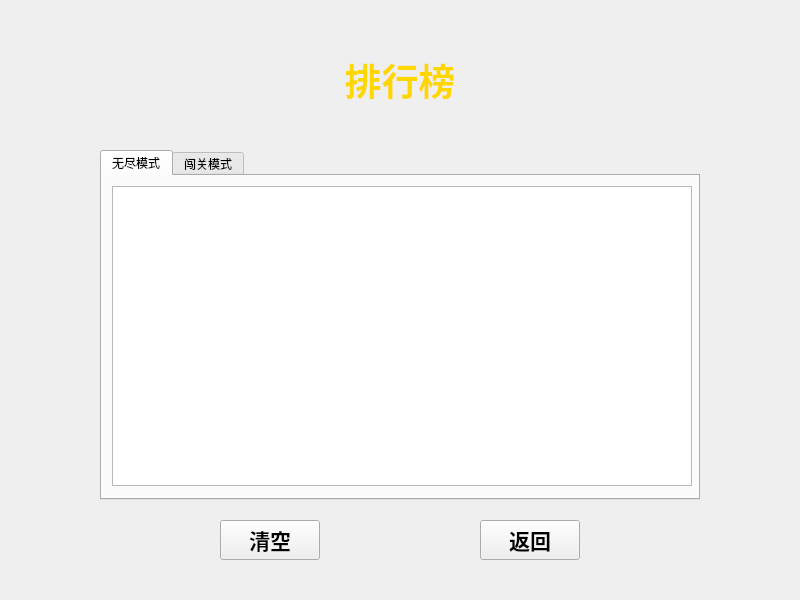
Above: src/view/RankingWidget.ui from LiuYe716136/BegeweledGame before the change. Below: the same form after it.
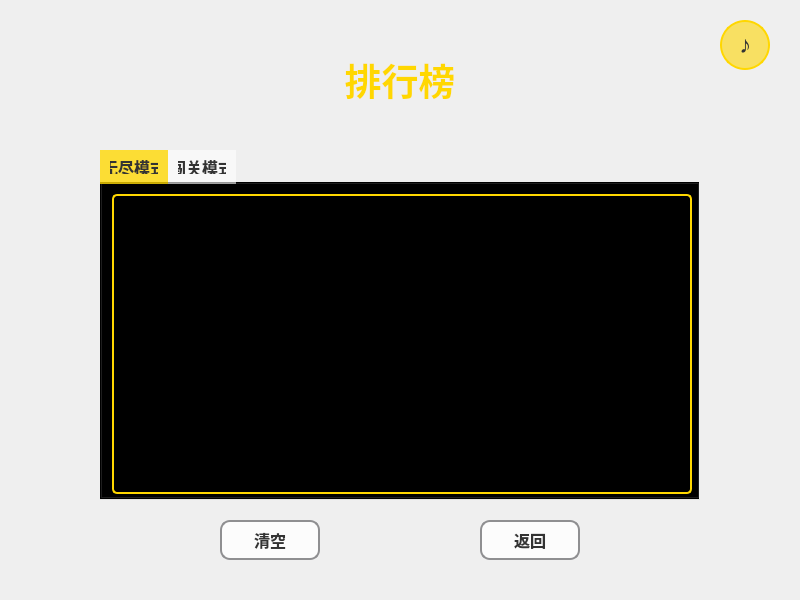
That is the form after the change. Icons and pictures are not drawn.

Diff of the .ui file:
```diff
--- a/src/view/RankingWidget.ui
+++ b/src/view/RankingWidget.ui
@@ -13,6 +13,37 @@
   <property name="windowTitle">
    <string>排行榜</string>
   </property>
+  <property name="styleSheet">
+   <string notr="true">#RankingWidget { 
+   background-image: url(:/bgs/assets/images/menu_bg.jpg);
+}
+QLabel { color: white; font-family: 'Microsoft YaHei'; font-weight: bold; }
+QPushButton { background-color: rgba(255, 255, 255, 200); border: 2px solid #8f8f91; border-radius: 10px; padding: 5px; font-size: 16px; color: #333; font-weight: bold; }
+QPushButton:hover { background-color: rgba(255, 255, 255, 240); border-color: #ffffff; }
+QPushButton:pressed { background-color: rgba(200, 200, 200, 200); }
+QListWidget { background-color: rgba(0, 0, 0, 180); color: white; font-size: 16px; border: 2px solid gold; border-radius: 5px; }
+QTabWidget { background-color: rgba(0, 0, 0, 0); }
+QTabBar::tab { background-color: rgba(255, 255, 255, 150); color: #333; font-size: 16px; font-weight: bold; padding: 10px; }
+QTabBar::tab:selected { background-color: rgba(255, 215, 0, 200); }</string>
+  </property>
+  <widget class="QPushButton" name="btn_music">
+   <property name="geometry">
+    <rect>
+     <x>720</x>
+     <y>20</y>
+     <width>50</width>
+     <height>50</height>
+    </rect>
+   </property>
+   <property name="styleSheet">
+    <string notr="true">QPushButton { background-color: rgba(255, 215, 0, 150); border: 2px solid gold; border-radius: 25px; font-size: 24px; font-weight: bold; color: #333; }
+QPushButton:hover { background-color: rgba(255, 215, 0, 200); }
+QPushButton:pressed { background-color: rgba(255, 215, 0, 100); }</string>
+   </property>
+   <property name="text">
+    <string>♪</string>
+   </property>
+  </widget>
   <widget class="QLabel" name="label_title">
    <property name="geometry">
     <rect>
@@ -92,7 +123,7 @@
    </property>
    <property name="font">
     <font>
-     <pointsize>16</pointsize>
+     <pointsize>-1</pointsize>
      <bold>true</bold>
     </font>
    </property>
@@ -111,7 +142,7 @@
    </property>
    <property name="font">
     <font>
-     <pointsize>16</pointsize>
+     <pointsize>-1</pointsize>
      <bold>true</bold>
     </font>
    </property>
```
Left out of the diff: 1 changed line with no effect on the pictures.
